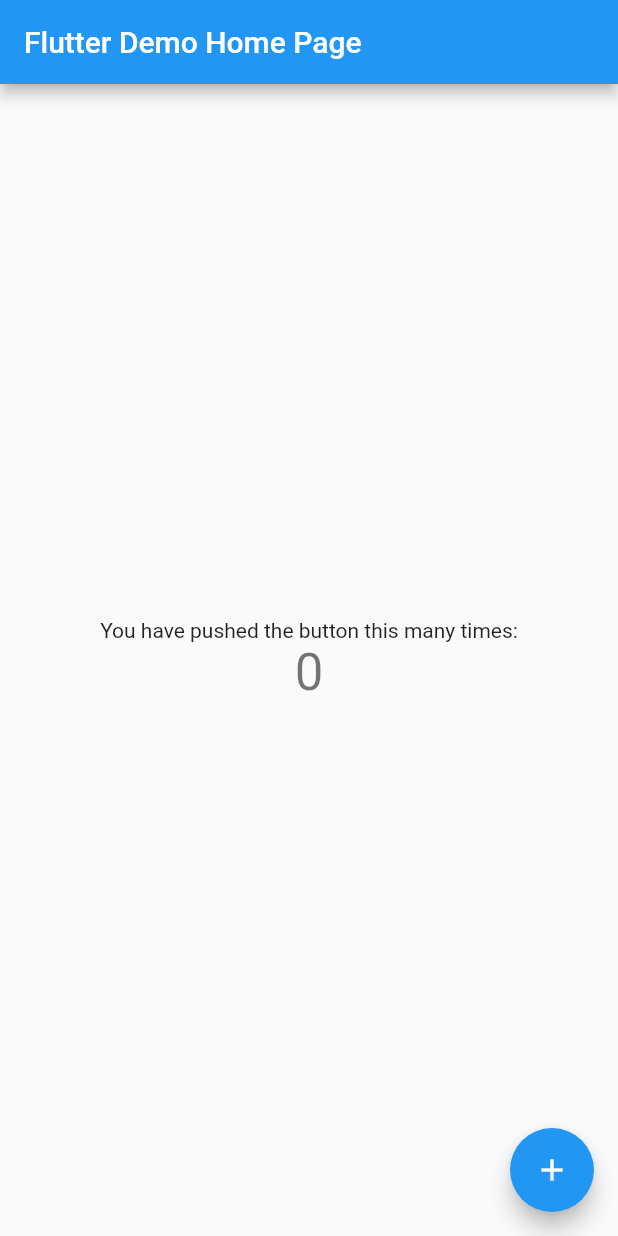
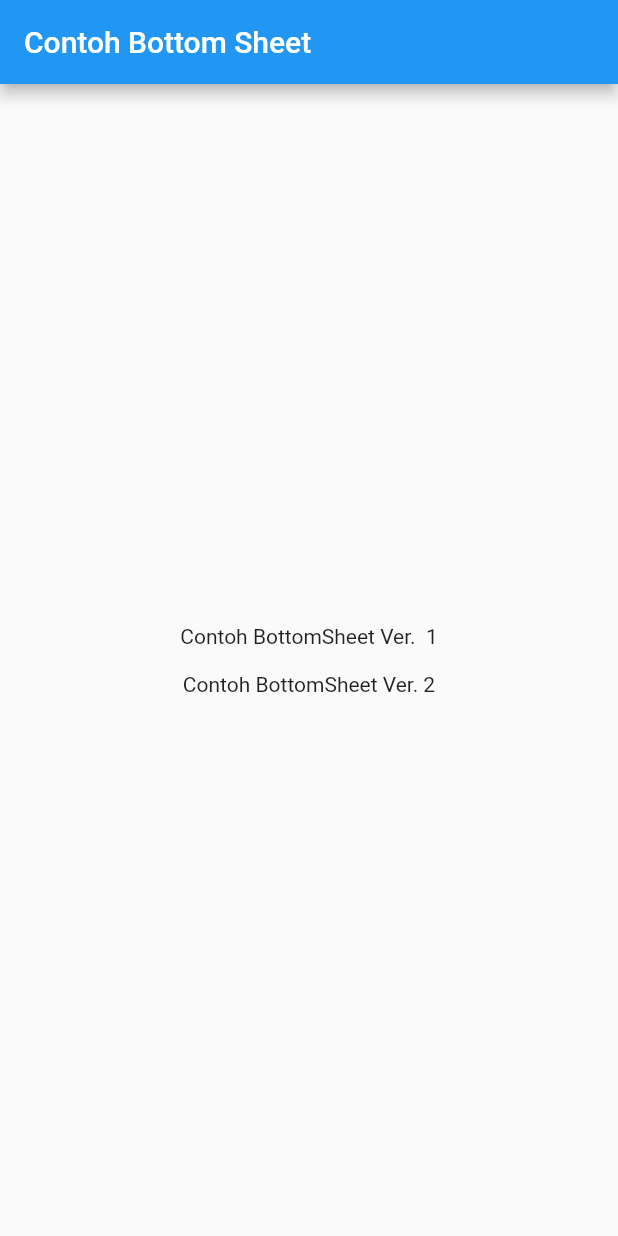
Before and after one commit to mwiwids/newflutter, a Flutter app: the screen it shows after launch, on a phone screen of 412 x 824 dp. Run offline on Flutter 3.47's test engine with Material 2 defaults, Android fonts, the light colour scheme and no system bars.

Commit message:
Bottom Sheet

```diff
--- a/lib/main.dart
+++ b/lib/main.dart
@@ -1,113 +1,98 @@
+import 'package:flutter/cupertino.dart';
 import 'package:flutter/material.dart';
 
-void main() {
+void main(){
   runApp(MyApp());
 }
 
 class MyApp extends StatelessWidget {
-  // This widget is the root of your application.
   @override
   Widget build(BuildContext context) {
     return MaterialApp(
-      title: 'Flutter Demo',
-      theme: ThemeData(
-        // This is the theme of your application.
-        //
-        // Try running your application with "flutter run". You'll see the
-        // application has a blue toolbar. Then, without quitting the app, try
-        // changing the primarySwatch below to Colors.green and then invoke
-        // "hot reload" (press "r" in the console where you ran "flutter run",
-        // or simply save your changes to "hot reload" in a Flutter IDE).
-        // Notice that the counter didn't reset back to zero; the application
-        // is not restarted.
-        primarySwatch: Colors.blue,
-      ),
-      home: MyHomePage(title: 'Flutter Demo Home Page'),
+      home: ContohBottomSheet(),
     );
   }
 }
 
-class MyHomePage extends StatefulWidget {
-  MyHomePage({Key? key, required this.title}) : super(key: key);
-
-  // This widget is the home page of your application. It is stateful, meaning
-  // that it has a State object (defined below) that contains fields that affect
-  // how it looks.
-
-  // This class is the configuration for the state. It holds the values (in this
-  // case the title) provided by the parent (in this case the App widget) and
-  // used by the build method of the State. Fields in a Widget subclass are
-  // always marked "final".
-
-  final String title;
-
+class ContohBottomSheet extends StatefulWidget {
   @override
-  _MyHomePageState createState() => _MyHomePageState();
+  _ContohBottomSheetState createState() => _ContohBottomSheetState();
 }
 
-class _MyHomePageState extends State<MyHomePage> {
-  int _counter = 0;
-
-  void _incrementCounter() {
-    setState(() {
-      // This call to setState tells the Flutter framework that something has
-      // changed in this State, which causes it to rerun the build method below
-      // so that the display can reflect the updated values. If we changed
-      // _counter without calling setState(), then the build method would not be
-      // called again, and so nothing would appear to happen.
-      _counter++;
-    });
-  }
-
+class _ContohBottomSheetState extends State<ContohBottomSheet> {
   @override
   Widget build(BuildContext context) {
-    // This method is rerun every time setState is called, for instance as done
-    // by the _incrementCounter method above.
-    //
-    // The Flutter framework has been optimized to make rerunning build methods
-    // fast, so that you can just rebuild anything that needs updating rather
-    // than having to individually change instances of widgets.
     return Scaffold(
       appBar: AppBar(
-        // Here we take the value from the MyHomePage object that was created by
-        // the App.build method, and use it to set our appbar title.
-        title: Text(widget.title),
+        title: Text("Contoh Bottom Sheet"),
       ),
-      body: Center(
-        // Center is a layout widget. It takes a single child and positions it
-        // in the middle of the parent.
+      body: Container(
+        alignment: Alignment.center,
         child: Column(
-          // Column is also a layout widget. It takes a list of children and
-          // arranges them vertically. By default, it sizes itself to fit its
-          // children horizontally, and tries to be as tall as its parent.
-          //
-          // Invoke "debug painting" (press "p" in the console, choose the
-          // "Toggle Debug Paint" action from the Flutter Inspector in Android
-          // Studio, or the "Toggle Debug Paint" command in Visual Studio Code)
-          // to see the wireframe for each widget.
-          //
-          // Column has various properties to control how it sizes itself and
-          // how it positions its children. Here we use mainAxisAlignment to
-          // center the children vertically; the main axis here is the vertical
-          // axis because Columns are vertical (the cross axis would be
-          // horizontal).
           mainAxisAlignment: MainAxisAlignment.center,
-          children: <Widget>[
-            Text(
-              'You have pushed the button this many times:',
+          crossAxisAlignment: CrossAxisAlignment.center,
+          children: [
+            Padding(
+              padding: const EdgeInsets.all(8.0),
+              child: InkWell(
+                  child: Text("Contoh BottomSheet Ver.  1"),
+                  onTap: () => showModalBottomSheet(
+                      context: context,
+                      builder: (BuildContext context) =>
+                          customBottomSheet(context))),
             ),
-            Text(
-              '$_counter',
-              style: Theme.of(context).textTheme.headline4,
+            Padding(
+              padding: const EdgeInsets.all(8.0),
+              child: InkWell(
+                  child: Text("Contoh BottomSheet Ver. 2"),
+                  onTap: () => showModalBottomSheet(
+                      backgroundColor: Colors.transparent,
+                      context: context,
+                      builder: (BuildContext context) =>
+                          custom2BottomSheet(context))),
             ),
           ],
         ),
       ),
-      floatingActionButton: FloatingActionButton(
-        onPressed: _incrementCounter,
-        tooltip: 'Increment',
-        child: Icon(Icons.add),
-      ), // This trailing comma makes auto-formatting nicer for build methods.
+    );
+  }
+
+  Widget customBottomSheet(BuildContext context) {
+    return Column(
+      mainAxisSize: MainAxisSize.min,
+      children: <Widget>[
+        ListTile(
+          leading: Icon(Icons.photo),
+          title: Text('Photo'),
+          onTap: () {
+            Navigator.pop(context);
+          },
+        ),
+        ListTile(
+          leading: Icon(Icons.music_note),
+          title: Text('Music'),
+          onTap: () {
+            Navigator.pop(context);
+          },
+        ),
+      ],
+    );
+  }
+
+  Widget custom2BottomSheet(BuildContext context) {
+    return Container(
+      height: 350.0,
+      color: Colors.transparent,
+      child: Container(
+        decoration: BoxDecoration(
+            color: Colors.white,
+            borderRadius: BorderRadius.only(
+                topLeft: Radius.circular(24.0),
+                topRight: Radius.circular(24.0))),
+        child: Center(
+          child: Text("Contoh Custom BottomSheet"),
+        ),
+      ),
     );
   }
 }
```
